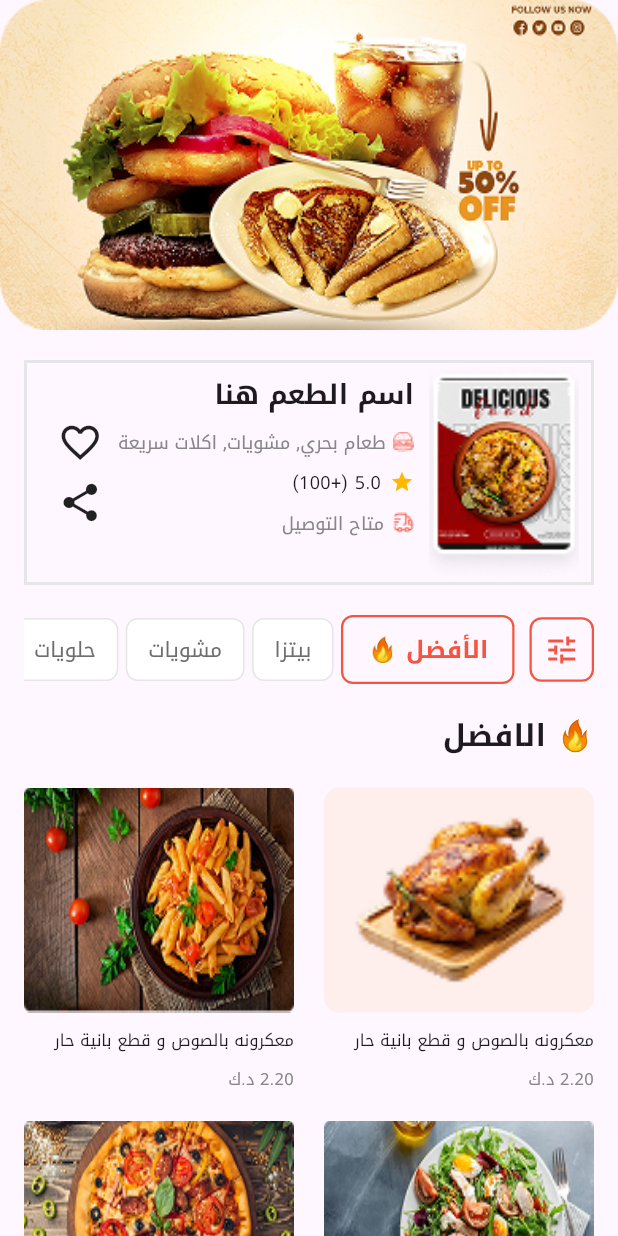
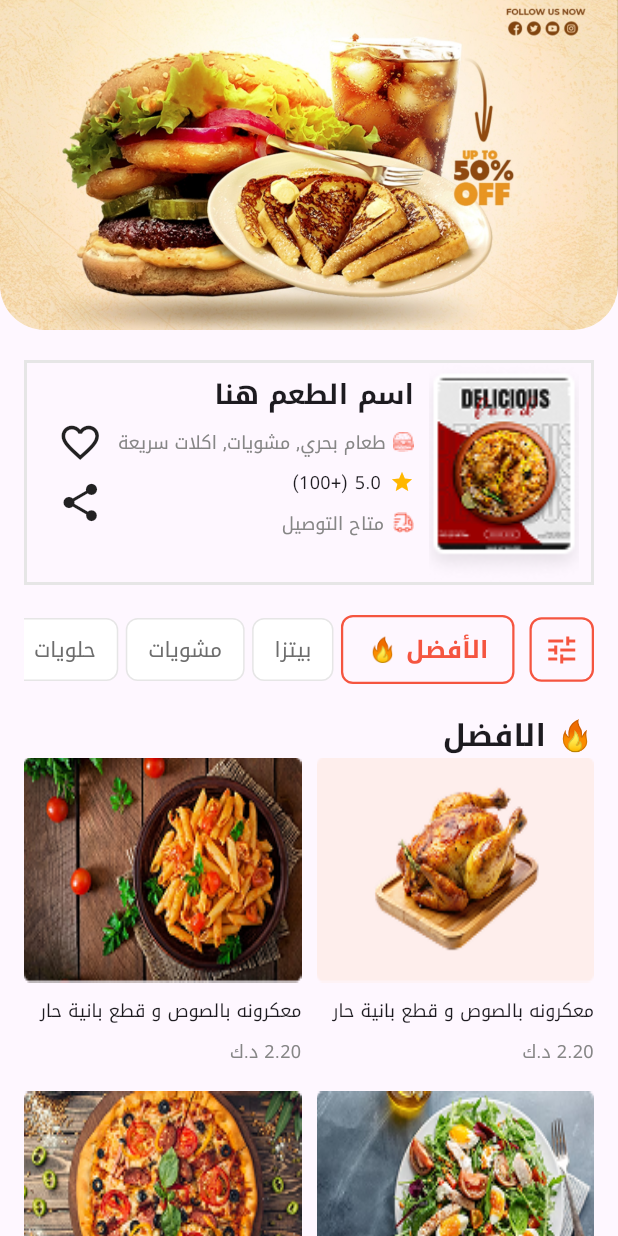
Before and after one commit to Zeiadd1310/Fast-Food-App, a Flutter app: the screen it shows after launch, on a phone screen of 412 x 824 dp. Run offline on Flutter 3.47's test engine with Material 3 defaults, Android fonts, the phone set to English and light mode, and no system bars; our stand-ins replace font_awesome_flutter, google_fonts.

Commit message:
grid view builder applied

```diff
--- a/lib/views/best_deals_view.dart
+++ b/lib/views/best_deals_view.dart
@@ -14,11 +14,20 @@ class BestDealsView extends StatelessWidget {
         child: Column(
           crossAxisAlignment: CrossAxisAlignment.start,
           children: [
-            Image.asset(
-              'assets/images/banner.png',
-              width: 500,
+            Container(
+              width: double.infinity,
               height: 220,
-              fit: BoxFit.fill,
+              decoration: BoxDecoration(
+                borderRadius: BorderRadius.only(
+                  bottomLeft: Radius.circular(30),
+                  bottomRight: Radius.circular(30),
+                ),
+                image: DecorationImage(
+                  image: AssetImage('assets/images/banner.jpg'),
+                  fit: BoxFit.cover,
+                ),
+              ),
+              //
             ),
             const SizedBox(height: 20),
             Padding(
@@ -172,68 +181,36 @@ class BestDealsView extends StatelessWidget {
                     textAlign: TextAlign.start,
                     style: TextStyle(fontSize: 20, fontWeight: FontWeight.bold),
                   ),
-                  const SizedBox(height: 20),
-                  Column(
-                    children: [
-                      Row(
-                        mainAxisAlignment: MainAxisAlignment.spaceBetween,
-                        children: [
-                          Column(
-                            crossAxisAlignment: CrossAxisAlignment.start,
-                            children: [
-                              CustomMealCardWidget(
-                                imagePath: AssetImage(
-                                  'assets/images/chicken.png',
-                                ),
-                                color: Color(0xffFEEEEC),
-                                width: 180,
-                                height: 150,
-                                borderRadius: 10,
-                              ),
-                              SizedBox(height: 10),
-                              Text(
-                                'معكرونه بالصوص و قطع بانية حار',
-                                style: TextStyle(
-                                  fontSize: 11,
-                                  fontWeight: FontWeight.w400,
-                                ),
-                              ),
-                              SizedBox(height: 10),
-                              Text(
-                                '2.20 د.ك',
-                                style: TextStyle(
-                                  fontSize: 11,
-                                  fontWeight: FontWeight.w400,
-                                  color: Color(0xff868686),
-                                ),
-                              ),
-                            ],
-                          ),
-                          CustomTextMealWidget(
-                            imagePath: AssetImage('assets/images/fries.png'),
-                          ),
-                        ],
+                  CustomTextMealWidget(
+                    meals: [
+                      MealItem(
+                        imagePath: 'assets/images/chicken_rec.png',
+                        name: 'معكرونه بالصوص و قطع بانية حار',
+                        price: '2.20 د.ك',
                       ),
-                      SizedBox(height: 20),
-                      Row(
-                        mainAxisAlignment: MainAxisAlignment.spaceBetween,
-                        children: [
-                          CustomTextMealWidget(
-                            imagePath: AssetImage('assets/images/eggs.png'),
-                          ),
-                          CustomTextMealWidget(
-                            imagePath: AssetImage('assets/images/pizza.png'),
-                          ),
-                        ],
+                      MealItem(
+                        imagePath: 'assets/images/fries.png',
+                        name: 'معكرونه بالصوص و قطع بانية حار',
+                        price: '2.20 د.ك',
+                      ),
+                      MealItem(
+                        imagePath: 'assets/images/eggs.png',
+                        name: 'معكرونه بالصوص و قطع بانية حار',
+                        price: '2.20 د.ك',
+                      ),
+                      MealItem(
+                        imagePath: 'assets/images/pizza.png',
+                        name: 'معكرونه بالصوص و قطع بانية حار',
+                        price: '2.20 د.ك',
                       ),
                     ],
                   ),
-                  SizedBox(height: 30),
+                  SizedBox(height: 20),
                   Text(
                     '🍕 بيتزا',
                     style: TextStyle(fontSize: 20, fontWeight: FontWeight.bold),
                   ),
-                  SizedBox(height: 30),
+                  SizedBox(height: 20),
                   CustomRowMealWidget(),
                   SizedBox(height: 20),
                   Divider(),
--- a/lib/views/widgets/custom_text_meal_widget.dart
+++ b/lib/views/widgets/custom_text_meal_widget.dart
@@ -1,36 +1,60 @@
 import 'package:flutter/material.dart';
 
+class MealItem {
+  final String imagePath;
+  final String name;
+  final String price;
+
+  MealItem({required this.imagePath, required this.name, required this.price});
+}
+
 class CustomTextMealWidget extends StatelessWidget {
-  const CustomTextMealWidget({super.key, required this.imagePath});
+  const CustomTextMealWidget({super.key, required this.meals});
 
-  final AssetImage imagePath;
+  final List<MealItem> meals;
 
   @override
   Widget build(BuildContext context) {
+    return GridView.builder(
+      gridDelegate: SliverGridDelegateWithFixedCrossAxisCount(
+        crossAxisCount: 2,
+        childAspectRatio: 0.85,
+        crossAxisSpacing: 10,
+        mainAxisSpacing: 5,
+      ),
+      physics: NeverScrollableScrollPhysics(),
+      shrinkWrap: true,
+      itemCount: meals.length,
+      itemBuilder: (context, index) {
+        final meal = meals[index];
         return Column(
           crossAxisAlignment: CrossAxisAlignment.start,
           children: [
             Image.asset(
-          imagePath.assetName,
-          width: 180,
+              meal.imagePath,
+              width: double.infinity,
               height: 150,
               fit: BoxFit.fill,
             ),
             SizedBox(height: 10),
             Text(
-          'معكرونه بالصوص و قطع بانية حار',
-          style: TextStyle(fontSize: 11, fontWeight: FontWeight.w400),
+              meal.name,
+              style: TextStyle(fontSize: 12, fontWeight: FontWeight.w400),
+              maxLines: 2,
+              overflow: TextOverflow.ellipsis,
             ),
             SizedBox(height: 10),
             Text(
-          '2.20 د.ك',
+              meal.price,
               style: TextStyle(
-            fontSize: 11,
+                fontSize: 12,
                 fontWeight: FontWeight.w400,
                 color: Color(0xff868686),
               ),
             ),
           ],
         );
+      },
+    );
   }
 }
```
Also changed, not shown: assets/images/banner.jpg (added), assets/images/banner.png (deleted), assets/images/chicken_rec.png (added). Lines whose indentation alone changed are shown as unchanged.
